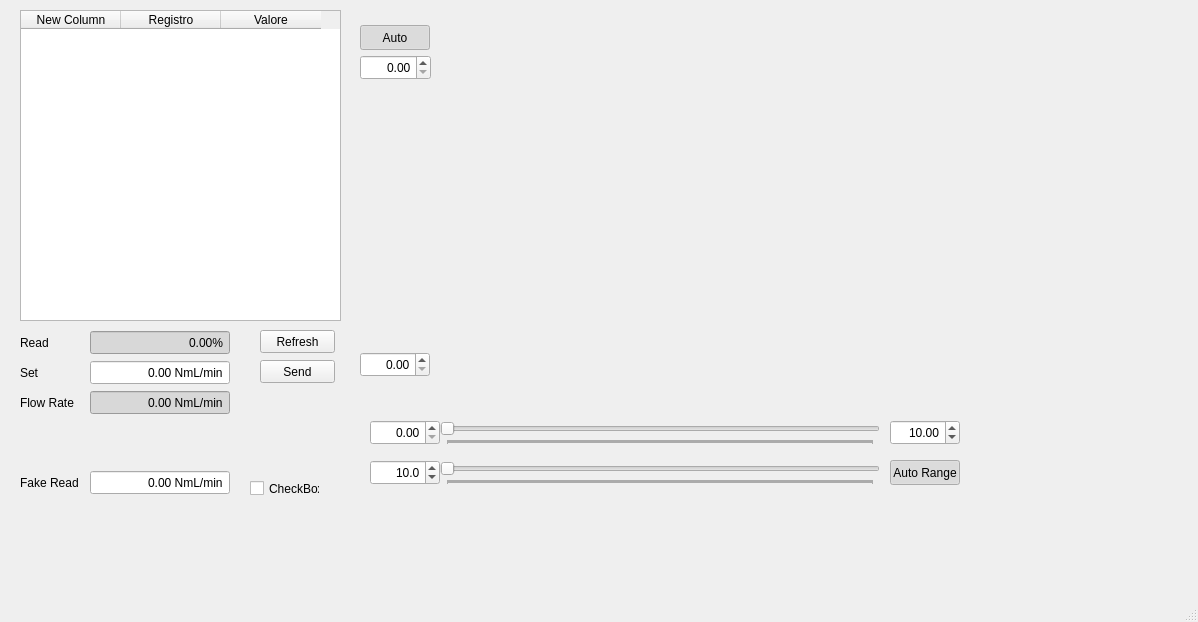
Old version of the form mainUi.ui in the repository AntonioRIcca/Siargo.
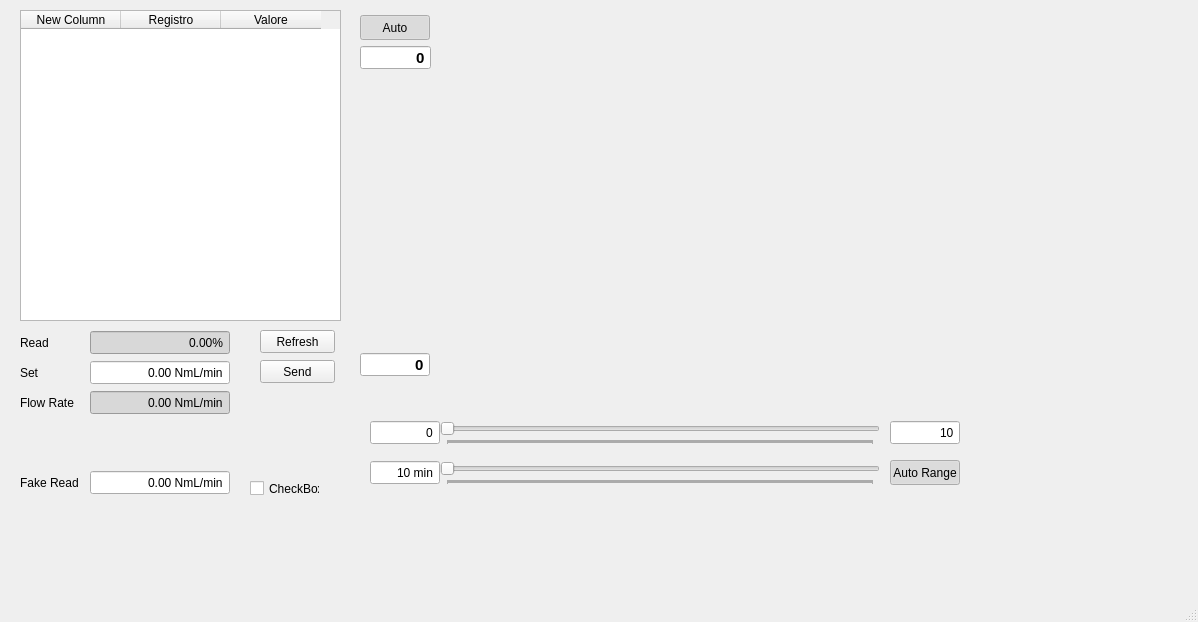
New version of the form.

```diff
--- a/mainUi.ui
+++ b/mainUi.ui
@@ -285,8 +285,17 @@
     <property name="alignment">
      <set>Qt::AlignRight|Qt::AlignTrailing|Qt::AlignVCenter</set>
     </property>
+    <property name="buttonSymbols">
+     <enum>QAbstractSpinBox::NoButtons</enum>
+    </property>
+    <property name="suffix">
+     <string/>
+    </property>
+    <property name="decimals">
+     <number>0</number>
+    </property>
     <property name="maximum">
-     <double>9999.989999999999782</double>
+     <double>10000.000000000000000</double>
     </property>
     <property name="value">
      <double>10.000000000000000</double>
@@ -304,8 +313,17 @@
     <property name="alignment">
      <set>Qt::AlignRight|Qt::AlignTrailing|Qt::AlignVCenter</set>
     </property>
+    <property name="buttonSymbols">
+     <enum>QAbstractSpinBox::NoButtons</enum>
+    </property>
+    <property name="suffix">
+     <string/>
+    </property>
+    <property name="decimals">
+     <number>0</number>
+    </property>
     <property name="maximum">
-     <double>9999.989999999999782</double>
+     <double>10000.000000000000000</double>
     </property>
    </widget>
    <widget class="QSlider" name="xposSld">
@@ -339,11 +357,30 @@
       <height>25</height>
      </rect>
     </property>
+    <property name="font">
+     <font>
+      <pointsize>11</pointsize>
+      <weight>75</weight>
+      <bold>true</bold>
+     </font>
+    </property>
     <property name="alignment">
      <set>Qt::AlignRight|Qt::AlignTrailing|Qt::AlignVCenter</set>
     </property>
+    <property name="buttonSymbols">
+     <enum>QAbstractSpinBox::NoButtons</enum>
+    </property>
+    <property name="suffix">
+     <string/>
+    </property>
+    <property name="decimals">
+     <number>0</number>
+    </property>
     <property name="maximum">
-     <double>9999.989999999999782</double>
+     <double>2000.000000000000000</double>
+    </property>
+    <property name="singleStep">
+     <double>50.000000000000000</double>
     </property>
    </widget>
    <widget class="QDoubleSpinBox" name="xrangeDsb">
@@ -358,8 +395,14 @@
     <property name="alignment">
      <set>Qt::AlignRight|Qt::AlignTrailing|Qt::AlignVCenter</set>
     </property>
+    <property name="buttonSymbols">
+     <enum>QAbstractSpinBox::NoButtons</enum>
+    </property>
+    <property name="suffix">
+     <string> min</string>
+    </property>
     <property name="decimals">
-     <number>1</number>
+     <number>0</number>
     </property>
     <property name="maximum">
      <double>10000.000000000000000</double>
@@ -403,16 +446,35 @@
     <property name="geometry">
      <rect>
       <x>360</x>
-      <y>55</y>
+      <y>45</y>
       <width>71</width>
       <height>25</height>
      </rect>
     </property>
+    <property name="font">
+     <font>
+      <pointsize>11</pointsize>
+      <weight>75</weight>
+      <bold>true</bold>
+     </font>
+    </property>
     <property name="alignment">
      <set>Qt::AlignRight|Qt::AlignTrailing|Qt::AlignVCenter</set>
     </property>
+    <property name="buttonSymbols">
+     <enum>QAbstractSpinBox::NoButtons</enum>
+    </property>
+    <property name="suffix">
+     <string/>
+    </property>
+    <property name="decimals">
+     <number>0</number>
+    </property>
     <property name="maximum">
-     <double>9999.989999999999782</double>
+     <double>2000.000000000000000</double>
+    </property>
+    <property name="singleStep">
+     <double>50.000000000000000</double>
     </property>
    </widget>
    <widget class="QWidget" name="graphMainWgt" native="true">
@@ -446,7 +508,7 @@
     <property name="geometry">
      <rect>
       <x>360</x>
-      <y>25</y>
+      <y>15</y>
       <width>70</width>
       <height>25</height>
      </rect>
```
Left out of the diff: 12 changed lines with no effect on the pictures.
